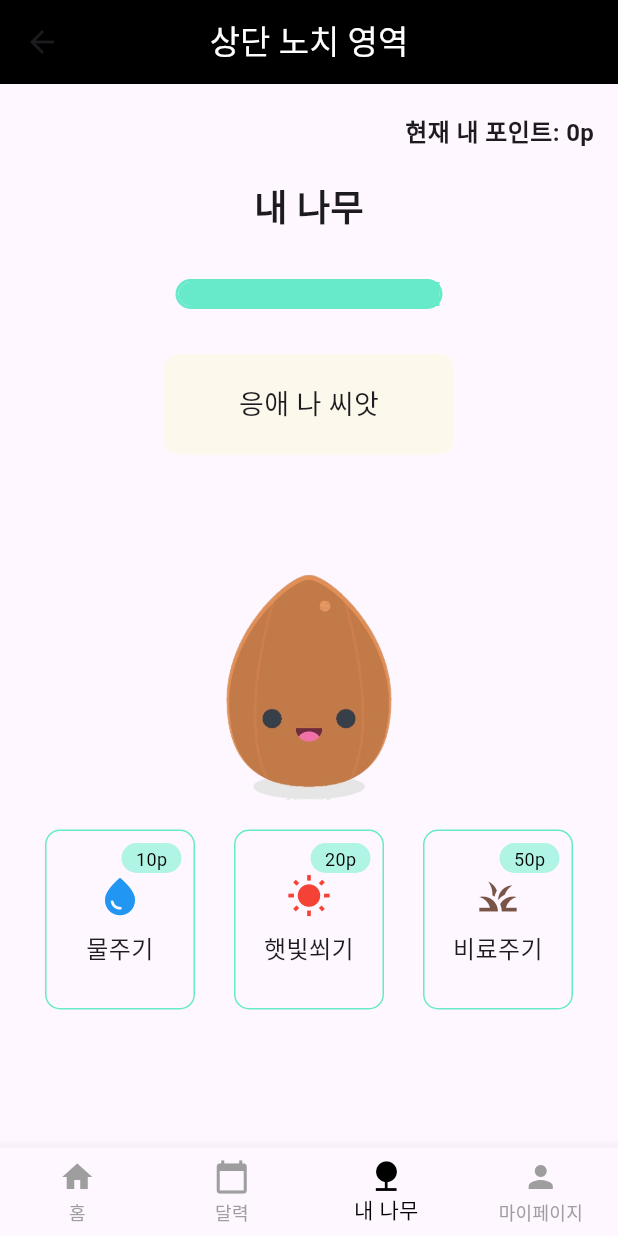
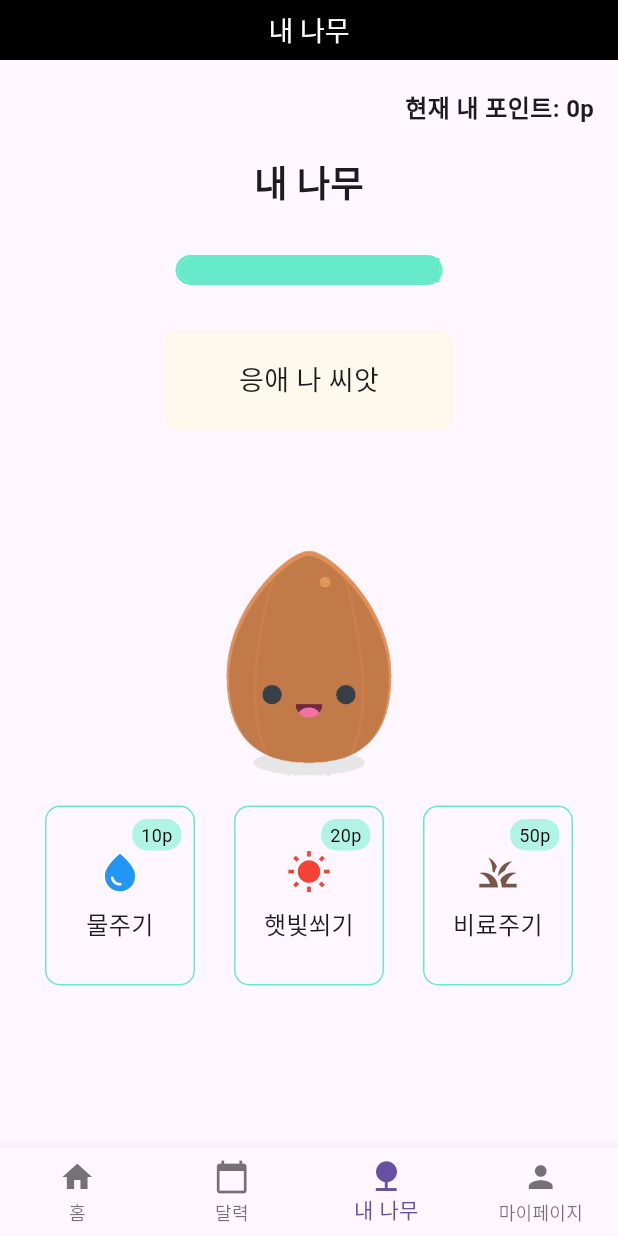
Before and after one commit to ahndongkyu/bulssuk_front, a Flutter app: the TreePage screen opened directly, on a phone screen of 412 x 824 dp. Run offline on Flutter 3.47's test engine with Material 3 defaults, Android fonts, the phone set to English and light mode, and no system bars; our stand-ins replace flutter_secure_storage; accounts and stored records are empty.

Commit message:
bottom_nav_function

```diff
--- a/lib/myTree/tree_page.dart
+++ b/lib/myTree/tree_page.dart
@@ -1,34 +1,34 @@
 import 'package:flutter/material.dart';
+import '../widgets/top_nav.dart';
+import '../widgets/bottom_nav.dart';
 
 class TreePage extends StatelessWidget {
+  const TreePage({Key? key}) : super(key: key);
+
   @override
   Widget build(BuildContext context) {
     return Scaffold(
-      appBar: AppBar(
-        backgroundColor: Colors.black,
-        title: const Text('상단 노치 영역', style: TextStyle(color: Colors.white)),
-        centerTitle: true,
-      ),
+      appBar: const TopNavigationSection(title: '내 나무'),
       body: Column(
         children: [
-          SizedBox(height: 20), // 상단 여백
+          const SizedBox(height: 20), // 상단 여백
           // 현재 내 포인트 텍스트
           Padding(
             padding: const EdgeInsets.symmetric(horizontal: 16.0),
             child: Align(
               alignment: Alignment.centerRight, // 우측 상단에 배치
-              child: Text(
+              child: const Text(
                 '현재 내 포인트: 0p',
                 style: TextStyle(fontSize: 16, fontWeight: FontWeight.bold),
               ),
             ),
           ),
-          SizedBox(height: 20), // 간격 추가
-          Text(
+          const SizedBox(height: 20), // 간격 추가
+          const Text(
             '내 나무',
             style: TextStyle(fontSize: 24, fontWeight: FontWeight.bold),
           ),
-          SizedBox(height: 30), // 간격 추가
+          const SizedBox(height: 30), // 간격 추가
           // 상태바
           Padding(
             padding: const EdgeInsets.symmetric(horizontal: 30),
@@ -37,7 +37,7 @@ class TreePage extends StatelessWidget {
               decoration: BoxDecoration(
                 color: Colors.white, // 안 채워진 부분의 색상
                 border: Border.all(
-                  color: Color(0xFF67EACA), // 테두리 색상
+                  color: const Color(0xFF67EACA), // 테두리 색상
                   width: 2, // 테두리 두께
                 ),
                 borderRadius: BorderRadius.circular(10), // 테두리 라운드 처리
@@ -49,7 +49,7 @@ class TreePage extends StatelessWidget {
                     widthFactor: 0.5, // 상태바의 반 정도 채움 (50%)
                     alignment: Alignment.centerLeft,
                     child: Container(
-                      decoration: BoxDecoration(
+                      decoration: const BoxDecoration(
                         color: Color(0xFF67EACA), // 채운 부분의 색상
                         borderRadius: BorderRadius.horizontal(
                           left: Radius.circular(8), // 왼쪽 모서리 라운드 처리
@@ -61,26 +61,25 @@ class TreePage extends StatelessWidget {
               ),
             ),
           ),
-          SizedBox(height: 30), // 간격 추가
+          const SizedBox(height: 30), // 간격 추가
           // 텍스트 박스
           Container(
-            padding: EdgeInsets.symmetric(vertical: 20, horizontal: 50),
+            padding: const EdgeInsets.symmetric(vertical: 20, horizontal: 50),
             decoration: BoxDecoration(
-              color: Color(0xFFFCF9EC),
+              color: const Color(0xFFFCF9EC),
               borderRadius: BorderRadius.circular(10),
             ),
-            child: Text(
+            child: const Text(
               '응애 나 씨앗',
               style: TextStyle(fontSize: 18),
             ),
           ),
-          SizedBox(height: 80),
+          const SizedBox(height: 80),
           // 씨앗 이미지
           Image.asset(
             'assets/seed.png', // assets 폴더에 씨앗 이미지를 추가해야 합니다.
             height: 150,
           ),
-          // 사진과 하단 버튼 사이의 간격을 10으로 설정
           // 하단 버튼들
           Padding(
             padding: const EdgeInsets.symmetric(horizontal: 30, vertical: 20),
@@ -92,37 +91,34 @@ class TreePage extends StatelessWidget {
                   points: '10p',
                   icon: Icons.water_drop,
                   iconColor: Colors.blue,
+                  onPressed: () {
+                    print("물주기 클릭");
+                  },
                 ),
                 ActionButton(
                   label: '햇빛쐬기',
                   points: '20p',
                   icon: Icons.wb_sunny,
                   iconColor: Colors.red,
+                  onPressed: () {
+                    print("햇빛쐬기 클릭");
+                  },
                 ),
                 ActionButton(
                   label: '비료주기',
                   points: '50p',
                   icon: Icons.grass,
                   iconColor: Colors.brown,
+                  onPressed: () {
+                    print("비료주기 클릭");
+                  },
                 ),
               ],
             ),
           ),
         ],
       ),
-      // 하단 메뉴
-      bottomNavigationBar: BottomNavigationBar(
-        type: BottomNavigationBarType.fixed, // 모든 아이템 간 동일한 간격 유지
-        currentIndex: 2, // 현재 화면은 내 나무
-        selectedItemColor: Colors.black, // 선택된 아이콘과 텍스트 색상
-        unselectedItemColor: Colors.grey, // 선택되지 않은 아이콘과 텍스트 색상
-        items: const [
-          BottomNavigationBarItem(icon: Icon(Icons.home), label: '홈'),
-          BottomNavigationBarItem(icon: Icon(Icons.calendar_today), label: '달력'),
-          BottomNavigationBarItem(icon: Icon(Icons.nature), label: '내 나무'),
-          BottomNavigationBarItem(icon: Icon(Icons.person), label: '마이페이지'),
-        ],
-      ),
+      bottomNavigationBar: const BottomNavigationSection(currentIndex: 2),
     );
   }
 }
@@ -132,6 +128,7 @@ class ActionButton extends StatelessWidget {
   final String points;
   final IconData icon;
   final Color iconColor;
+  final VoidCallback onPressed;
 
   const ActionButton({
     Key? key,
@@ -139,15 +136,18 @@ class ActionButton extends StatelessWidget {
     required this.points,
     required this.icon,
     required this.iconColor,
+    required this.onPressed,
   }) : super(key: key);
 
   @override
   Widget build(BuildContext context) {
-    return Container(
+    return GestureDetector(
+      onTap: onPressed,
+      child: Container(
         width: 100, // 고정된 너비
         height: 120, // 고정된 높이
         decoration: BoxDecoration(
-        border: Border.all(color: Color(0xFF67EACA)), // 테두리 색상
+          border: Border.all(color: const Color(0xFF67EACA)), // 테두리 색상
           borderRadius: BorderRadius.circular(10), // 테두리 라운드
         ),
         child: Stack(
@@ -163,11 +163,11 @@ class ActionButton extends StatelessWidget {
                     size: 30,
                     color: iconColor, // 아이콘 색상 설정
                   ),
-                SizedBox(height: 8), // 아이콘과 텍스트 간격
+                  const SizedBox(height: 8), // 아이콘과 텍스트 간격
                   Text(
                     label,
                     textAlign: TextAlign.center, // 텍스트 중앙 정렬
-                  style: TextStyle(
+                    style: const TextStyle(
                       fontSize: 16,
                       fontWeight: FontWeight.w500,
                     ),
@@ -180,17 +180,15 @@ class ActionButton extends StatelessWidget {
               top: 8, // 위쪽 간격
               right: 8, // 오른쪽 간격
               child: Container(
-              padding: EdgeInsets.symmetric(horizontal: 6, vertical: 2), // 내부 여백 추가
-              width: 40, // 박스 너비
-              height: 20, // 박스 높이
+                padding: const EdgeInsets.symmetric(horizontal: 6, vertical: 2), // 내부 여백 추가
                 alignment: Alignment.center, // 텍스트를 중앙에 배치
                 decoration: BoxDecoration(
-                color: Color(0xFFB0F4E6), // 배경 색상
+                  color: const Color(0xFFB0F4E6), // 배경 색상
                   borderRadius: BorderRadius.circular(10), // 라운드 처리
                 ),
                 child: Text(
                   points, // "10p" 텍스트
-                style: TextStyle(
+                  style: const TextStyle(
                     fontSize: 12,
                     color: Colors.black,
                   ),
@@ -199,6 +197,7 @@ class ActionButton extends StatelessWidget {
             ),
           ],
         ),
+      ),
     );
   }
 }
--- a/lib/widgets/top_nav.dart
+++ b/lib/widgets/top_nav.dart
@@ -1,12 +1,16 @@
 import 'package:flutter/material.dart';
 
 class TopNavigationSection extends StatelessWidget implements PreferredSizeWidget {
+  final String title;
+
+  const TopNavigationSection({Key? key, required this.title}) : super(key: key);
+
   @override
   Widget build(BuildContext context) {
     return AppBar(
       title: Text(
-        '상단 노치 영역', // 제목 텍스트
-        style: TextStyle(
+        title, // 제목 텍스트
+        style: const TextStyle(
           color: Colors.white, // 텍스트 색상
           fontSize: 18, // 텍스트 크기
         ),
@@ -18,5 +22,5 @@ class TopNavigationSection extends StatelessWidget implements PreferredSizeWidge
   }
 
   @override
-  Size get preferredSize => Size.fromHeight(40.0); // AppBar 높이 설정
+  Size get preferredSize => const Size.fromHeight(40.0); // AppBar 높이 설정
 }
```
Also changed, not shown: lib/home/home.dart (+19 -8 lines), lib/myPage/dashboard.dart (+38 -60 lines), lib/widgets/bottom_nav.dart (+26 -13 lines). Lines whose indentation alone changed are shown as unchanged.
